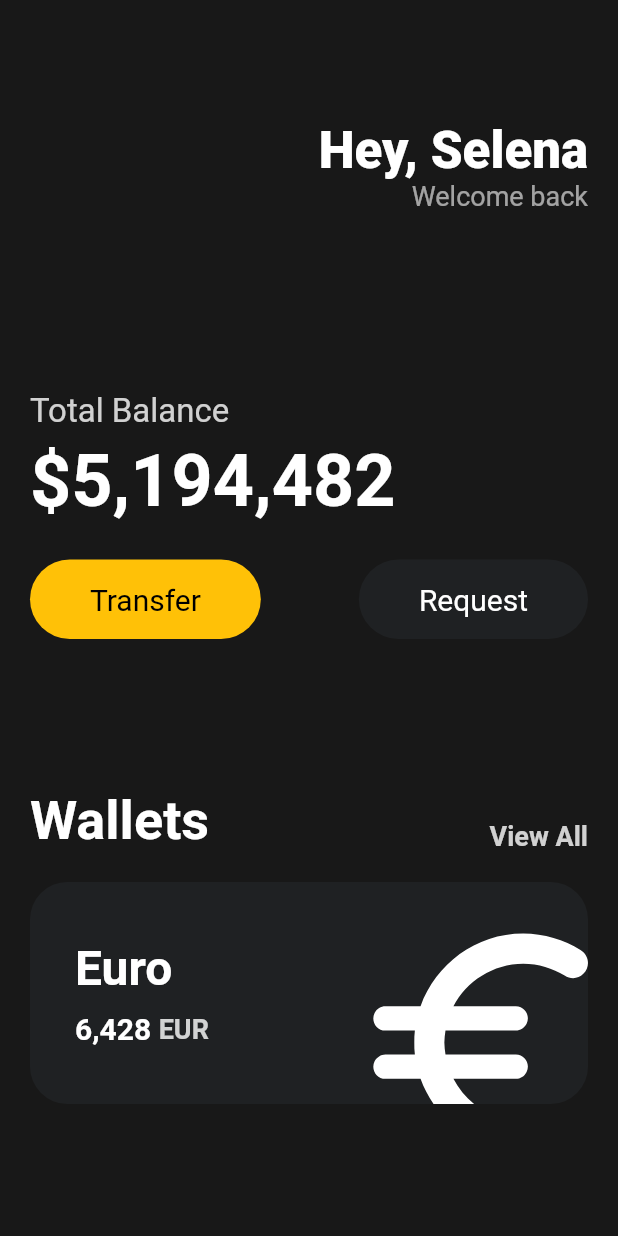
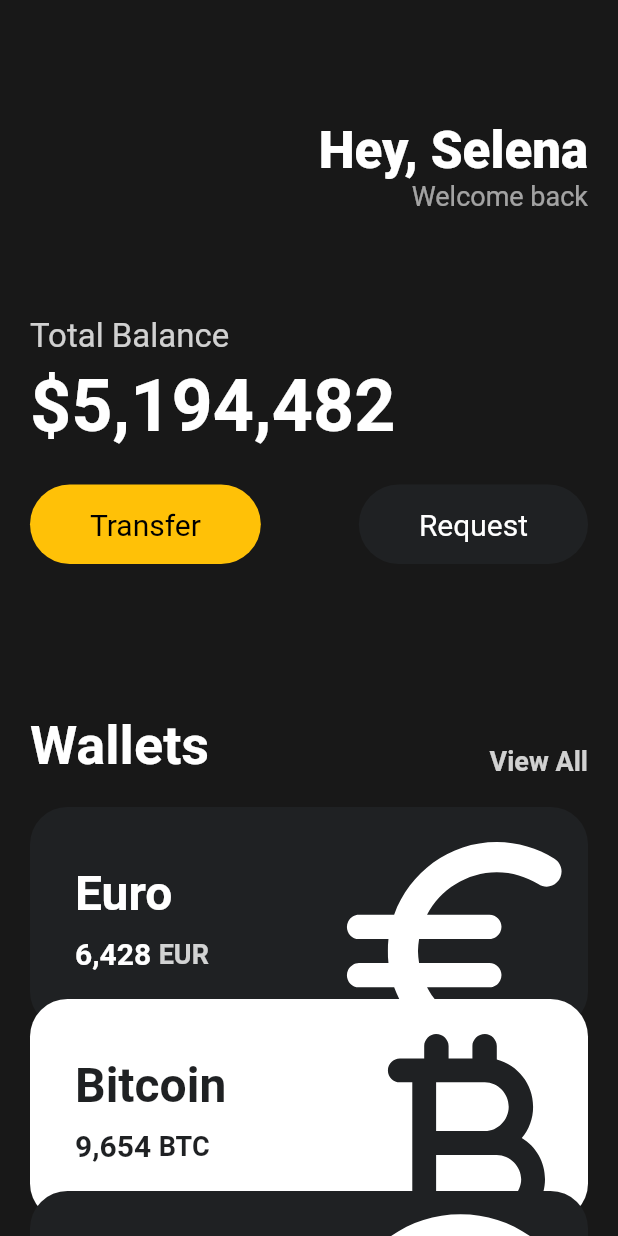
Before and after one commit to StudioZERONE/study_flutter_01_toonflix, a Flutter app: the screen it shows after launch, on a phone screen of 412 x 824 dp. Run offline on Flutter 3.47's test engine with Material 2 defaults, Android fonts, the phone set to English and light mode, and no system bars.

Commit message:
UI 개발 중 - 카드UI 추가

```diff
--- a/lib/main.dart
+++ b/lib/main.dart
@@ -1,4 +1,6 @@
 import 'package:flutter/material.dart';
+import 'package:study_flutter_01_toonflix/widgets/buttons.dart';
+import 'package:study_flutter_01_toonflix/widgets/currency-card.dart';
 
 void main() {
   runApp(App());
@@ -10,7 +12,8 @@ class App extends StatelessWidget {
     return MaterialApp(
       home: Scaffold(
           backgroundColor: const Color(0xFF181818),
-          body: Padding(
+          body: SingleChildScrollView(
+            child: Padding(
               padding: const EdgeInsets.symmetric(horizontal: 20),
               child: Column(
                 crossAxisAlignment: CrossAxisAlignment.start,
@@ -44,7 +47,7 @@ class App extends StatelessWidget {
                     ],
                   ),
                   const SizedBox(
-                  height: 120,
+                    height: 70,
                   ),
                   Text(
                     'Total Balance',
@@ -110,110 +113,34 @@ class App extends StatelessWidget {
                   const SizedBox(
                     height: 20,
                   ),
-                Container(
-                  clipBehavior: Clip.hardEdge,
-                  decoration: BoxDecoration(
-                    color: const Color(0xFF1F2123),
-                    borderRadius: BorderRadius.circular(25),
+                  const CurrencyCard(
+                    order: 0,
+                    name: 'Euro',
+                    code: 'EUR',
+                    amount: '6,428',
+                    icon: Icons.euro_rounded,
+                    isInverted: false,
                   ),
-                  child: Padding(
-                    padding: const EdgeInsets.all(30),
-                    child: Row(
-                      mainAxisAlignment: MainAxisAlignment.spaceBetween,
-                      children: [
-                        Column(
-                          crossAxisAlignment: CrossAxisAlignment.start,
-                          children: [
-                            const Text(
-                              'Euro',
-                              style: TextStyle(
-                                color: Colors.white,
-                                fontSize: 32,
-                                fontWeight: FontWeight.w600,
+                  const CurrencyCard(
+                    order: 1,
+                    name: 'Bitcoin',
+                    code: 'BTC',
+                    amount: '9,654',
+                    icon: Icons.currency_bitcoin_rounded,
+                    isInverted: true,
                   ),
-                            ),
-                            const SizedBox(
-                              height: 10,
-                            ),
-                            Row(
-                              children: [
-                                const Text(
-                                  '6,428',
-                                  style: TextStyle(
-                                    color: Colors.white,
-                                    fontSize: 20,
-                                    fontWeight: FontWeight.w600,
-                                  ),
-                                ),
-                                const SizedBox(
-                                  width: 5,
-                                ),
-                                Text(
-                                  'EUR',
-                                  style: TextStyle(
-                                    color: Colors.white.withOpacity(0.8),
-                                    fontSize: 18,
-                                    fontWeight: FontWeight.w600,
-                                  ),
+                  const CurrencyCard(
+                    order: 2,
+                    name: 'Dollar',
+                    code: 'USD',
+                    amount: '3,328',
+                    icon: Icons.monetization_on_outlined,
+                    isInverted: false,
                   ),
                 ],
               ),
-                          ],
-                        ),
-                        Transform.scale(
-                          scale: 2.2,
-                          child: Transform.translate(
-                            offset: const Offset(3, 15),
-                            child: const Icon(
-                              Icons.euro_rounded,
-                              color: Colors.white,
-                              size: 88,
-                            ),
-                          ),
-                        ),
-                      ],
-                    ),
-                  ),
-                ),
-              ],
             ),
           )),
     );
   }
 }
-
-class MyButton01 extends StatelessWidget {
-  final String text;
-  final Color bgColor;
-  final Color textColor;
-
-  const MyButton01({
-    super.key,
-    required this.text,
-    required this.bgColor,
-    required this.textColor,
-  });
-
-  @override
-  Widget build(BuildContext context) {
-    return Container(
-      decoration: BoxDecoration(
-        color: bgColor,
-        borderRadius: BorderRadius.circular(45),
-      ),
-      child: Padding(
-        padding: const EdgeInsets.symmetric(
-          vertical: 15,
-          horizontal: 40,
-        ),
-        child: Text(
-          text, //'Transfer'
-          style: TextStyle(
-            fontSize: 20,
-            color: textColor,
-          ),
-        ),
-      ),
-    );
-  }
-}
--- /dev/null
+++ b/lib/widgets/buttons.dart
@@ -0,0 +1,37 @@
+import 'package:flutter/material.dart';
+
+class MyButton01 extends StatelessWidget {
+  final String text;
+  final Color bgColor;
+  final Color textColor;
+
+  const MyButton01({
+    super.key,
+    required this.text,
+    required this.bgColor,
+    required this.textColor,
+  });
+
+  @override
+  Widget build(BuildContext context) {
+    return Container(
+      decoration: BoxDecoration(
+        color: bgColor,
+        borderRadius: BorderRadius.circular(45),
+      ),
+      child: Padding(
+        padding: const EdgeInsets.symmetric(
+          vertical: 15,
+          horizontal: 40,
+        ),
+        child: Text(
+          text, //'Transfer'
+          style: TextStyle(
+            fontSize: 20,
+            color: textColor,
+          ),
+        ),
+      ),
+    );
+  }
+}
--- /dev/null
+++ b/lib/widgets/currency-card.dart
@@ -0,0 +1,95 @@
+import 'package:flutter/material.dart';
+
+class CurrencyCard extends StatelessWidget {
+  final int order;
+  final String name, code, amount;
+  final IconData icon;
+  final bool isInverted;
+
+  final _blackColor = const Color(0xFF1F2123);
+  //final _blackColor = const Color.fromARGB(255, 64, 68, 71);
+
+  const CurrencyCard({
+    super.key,
+    required this.order,
+    required this.name,
+    required this.code,
+    required this.amount,
+    required this.icon,
+    required this.isInverted,
+  });
+
+  @override
+  Widget build(BuildContext context) {
+    return Transform.translate(
+      offset: Offset(0, order * (-20)),
+      child: Container(
+        clipBehavior: Clip.hardEdge,
+        decoration: BoxDecoration(
+          color: isInverted ? Colors.white : _blackColor,
+          borderRadius: BorderRadius.circular(25),
+        ),
+        child: Padding(
+          padding: const EdgeInsets.all(30),
+          child: Row(
+            mainAxisAlignment: MainAxisAlignment.spaceBetween,
+            children: [
+              Column(
+                crossAxisAlignment: CrossAxisAlignment.start,
+                children: [
+                  Text(
+                    name,
+                    style: TextStyle(
+                      color: isInverted ? _blackColor : Colors.white,
+                      fontSize: 32,
+                      fontWeight: FontWeight.w600,
+                    ),
+                  ),
+                  const SizedBox(
+                    height: 10,
+                  ),
+                  Row(
+                    children: [
+                      Text(
+                        amount,
+                        style: TextStyle(
+                          color: isInverted ? _blackColor : Colors.white,
+                          fontSize: 20,
+                          fontWeight: FontWeight.w600,
+                        ),
+                      ),
+                      const SizedBox(
+                        width: 5,
+                      ),
+                      Text(
+                        code,
+                        style: TextStyle(
+                          color: isInverted
+                              ? _blackColor
+                              : Colors.white.withOpacity(0.8),
+                          fontSize: 18,
+                          fontWeight: FontWeight.w600,
+                        ),
+                      ),
+                    ],
+                  ),
+                ],
+              ),
+              Transform.scale(
+                scale: 2.2,
+                child: Transform.translate(
+                  offset: const Offset(-5, 10),
+                  child: Icon(
+                    icon,
+                    color: isInverted ? _blackColor : Colors.white,
+                    size: 88,
+                  ),
+                ),
+              ),
+            ],
+          ),
+        ),
+      ),
+    );
+  }
+}
```
Lines whose indentation alone changed are shown as unchanged.
